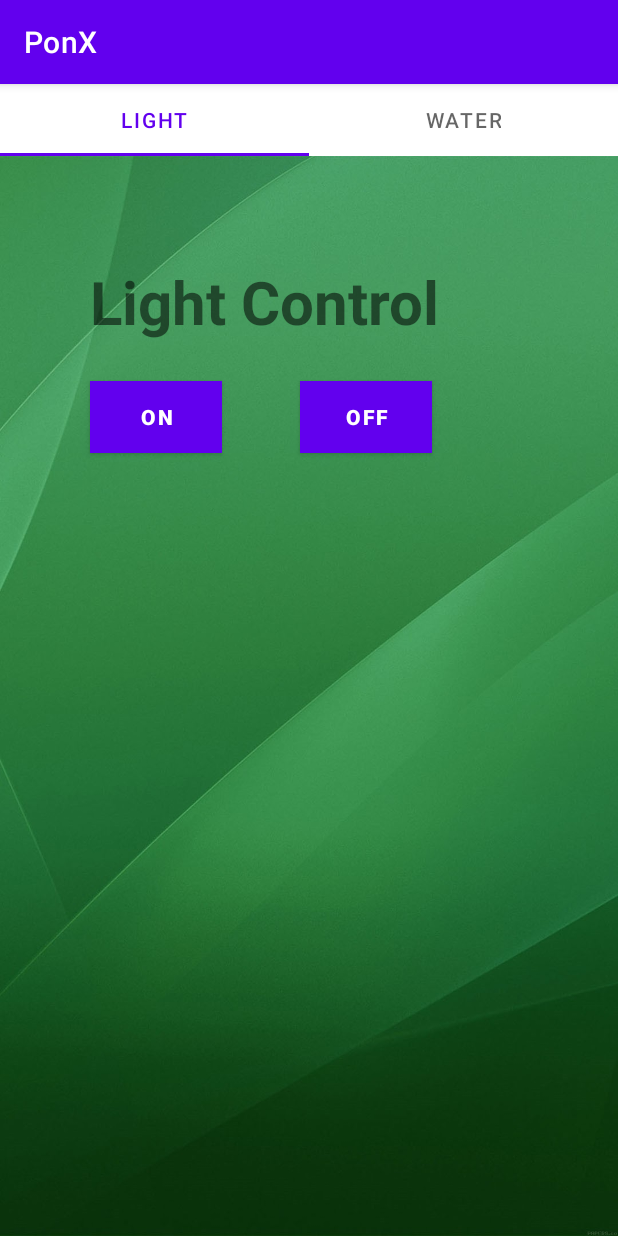
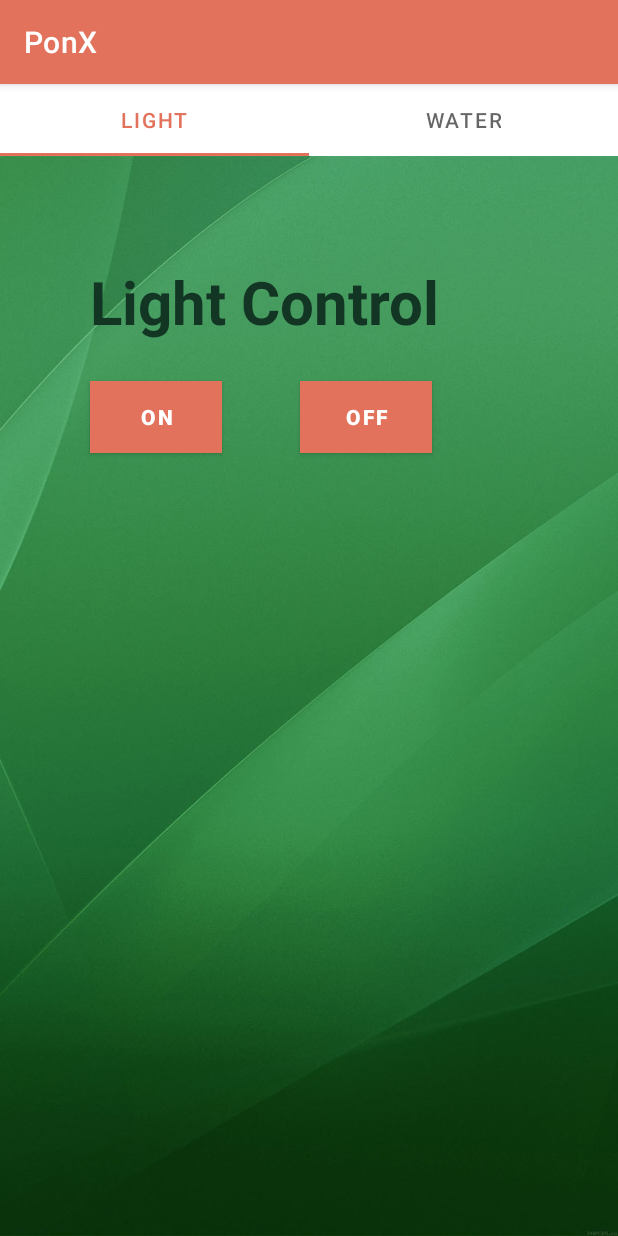
Before and after one commit to mnguyenn19/HydroponicsProject, an Android app: the Light screen opened directly, with no data from a screen before it, on a phone screen of 412 x 824 dp. Run offline under Robolectric (Android 15) with nearby library versions, the phone set to English and light mode, and no system bars.

Commit message:
Changed button colors and text colors on light & water and scheduling subpages

```diff
--- a/app/src/main/res/layout/activity_schedule.xml
+++ b/app/src/main/res/layout/activity_schedule.xml
@@ -18,6 +18,7 @@
         android:layout_marginTop="50dp"
         android:layout_marginBottom="30dp"
         android:layout_marginRight="50dp"
+        android:textColor="@color/supacoolcolor"
         android:textStyle="bold"/>
 
     <Button
--- a/app/src/main/res/layout/fragment_light.xml
+++ b/app/src/main/res/layout/fragment_light.xml
@@ -14,29 +14,31 @@
         android:textSize="40dp"
         android:layout_marginLeft="60dp"
         android:layout_marginTop="70dp"
+        android:textColor="@color/supacoolcolor"
         android:layout_marginRight="50dp"
         android:textStyle="bold"/>
+
     <Button
+        android:id="@+id/LightOn"
         android:layout_width="wrap_content"
         android:layout_height="wrap_content"
+        android:layout_marginLeft="60dp"
         android:layout_marginTop="150dp"
         android:layout_marginRight="50dp"
-        android:layout_marginLeft="60dp"
+        android:background="@color/cPrimaryLight"
         android:text="On"
-        android:id="@+id/LightOn"
-        android:background="@color/cAccent"
         android:textStyle="bold" />
 
     <Button
+        android:id="@+id/LightOff"
         android:layout_width="wrap_content"
         android:layout_height="wrap_content"
+        android:layout_marginLeft="200dp"
         android:layout_marginTop="150dp"
         android:layout_marginRight="50dp"
-        android:layout_marginLeft="200dp"
+        android:background="@color/cAccent"
         android:text="Off"
-        android:id="@+id/LightOff"
-        android:background="@color/cAccent"
-        android:textStyle="bold"/>
+        android:textStyle="bold" />
     <!--
     <Button
         android:id="@+id/LightBack"
--- a/app/src/main/res/layout/fragment_water.xml
+++ b/app/src/main/res/layout/fragment_water.xml
@@ -14,6 +14,7 @@
         android:text="@string/water_control"
         android:textSize="40dp"
         android:layout_marginLeft="60dp"
+        android:textColor="@color/supacoolcolor"
         android:layout_marginTop="70dp"
         android:layout_marginRight="50dp"
         android:textStyle="bold"/>
--- a/app/src/main/res/values/colors.xml
+++ b/app/src/main/res/values/colors.xml
@@ -1,12 +1,14 @@
 <?xml version="1.0" encoding="utf-8"?>
 <resources>
     <color name="purple_200">#FFBB86FC</color>
-    <color name="purple_500">#FF6200EE</color>
+    <color name="purple_500">#e2725b</color>
     <color name="purple_700">#FF3700B3</color>
     <color name="teal_200">#FF03DAC5</color>
     <color name="teal_700">#FF018786</color>
     <color name="black">#FF000000</color>
     <color name="white">#FFFFFFFF</color>
+    <color name="supacoolcolor">#123524</color>
+
 
     <color name="cPrimary">#2bcc6f</color>
     <color name="cPrimaryDark">#2bcc6f</color>
```
